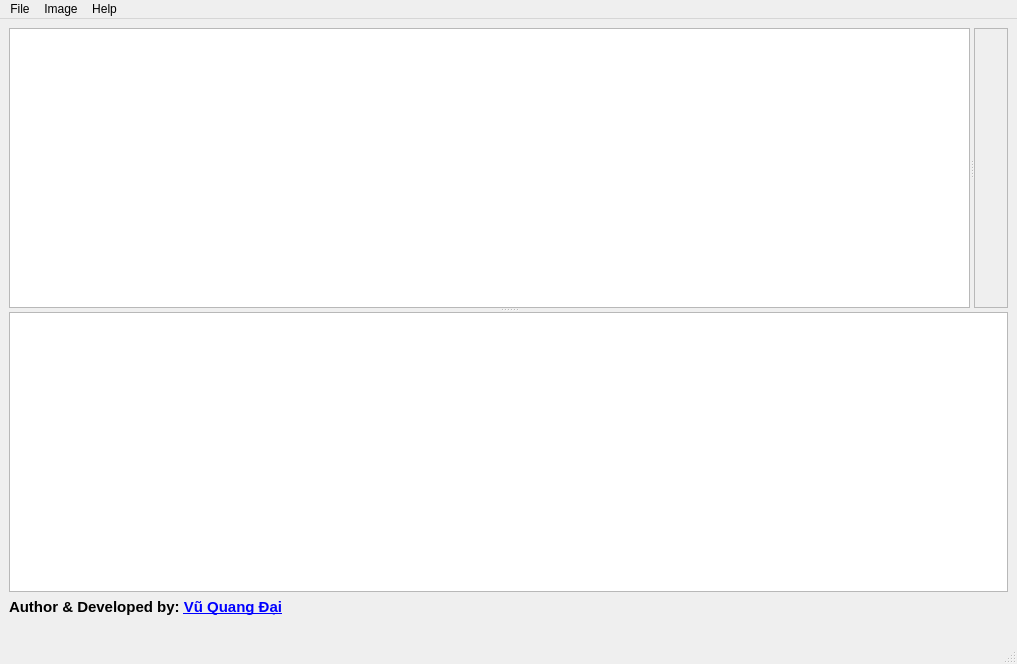
Qt form GUI/Sreen/GUI.ui (VQD-BSV-Official/RecoveryJpeg) before a commit.
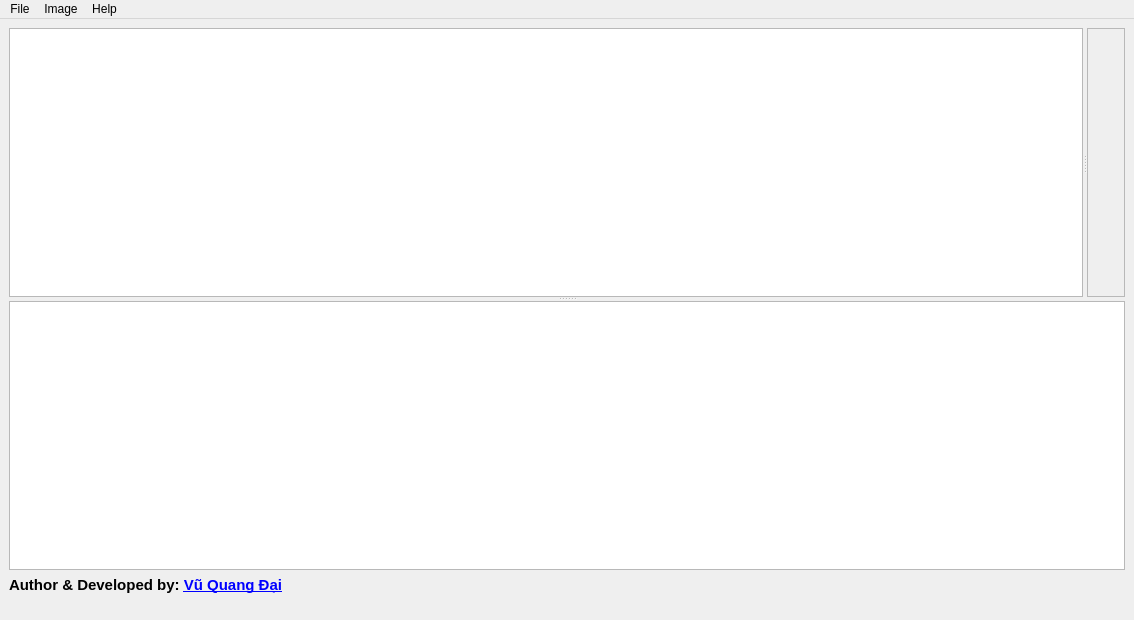
The same form after that commit. Icons and pictures are not drawn.

Patch:
```diff
--- a/GUI/Sreen/GUI.ui
+++ b/GUI/Sreen/GUI.ui
@@ -6,8 +6,8 @@
    <rect>
     <x>0</x>
     <y>0</y>
-    <width>1017</width>
-    <height>664</height>
+    <width>1134</width>
+    <height>620</height>
    </rect>
   </property>
   <property name="windowTitle">
@@ -40,6 +40,18 @@
           <pointsize>10</pointsize>
          </font>
         </property>
+        <property name="resizeMode">
+         <enum>QListView::Fixed</enum>
+        </property>
+        <property name="gridSize">
+         <size>
+          <width>128</width>
+          <height>128</height>
+         </size>
+        </property>
+        <property name="viewMode">
+         <enum>QListView::ListMode</enum>
+        </property>
        </widget>
        <widget class="QLabel" name="label">
         <property name="sizePolicy">
@@ -101,7 +113,7 @@
     <rect>
      <x>0</x>
      <y>0</y>
-     <width>1017</width>
+     <width>1134</width>
      <height>22</height>
     </rect>
    </property>
@@ -147,15 +159,6 @@
    <addaction name="menuImage"/>
    <addaction name="menuHelp"/>
   </widget>
-  <widget class="QStatusBar" name="statusBar">
-   <property name="font">
-    <font>
-     <pointsize>10</pointsize>
-     <italic>false</italic>
-     <bold>false</bold>
-    </font>
-   </property>
-  </widget>
   <action name="open_file">
    <property name="text">
     <string>Open</string>
```
